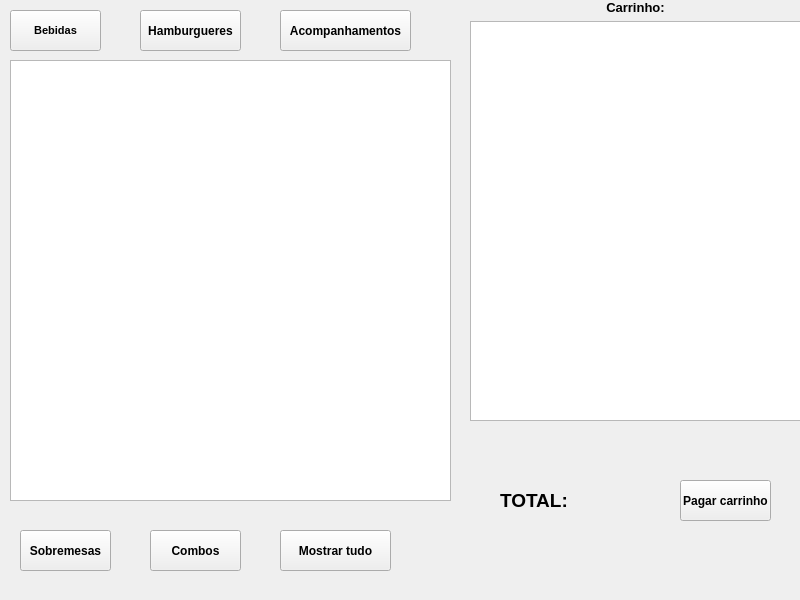
Above: cliente.ui from tiagograveto/restaurante-gerenciamento before the change. Below: the same form after it.
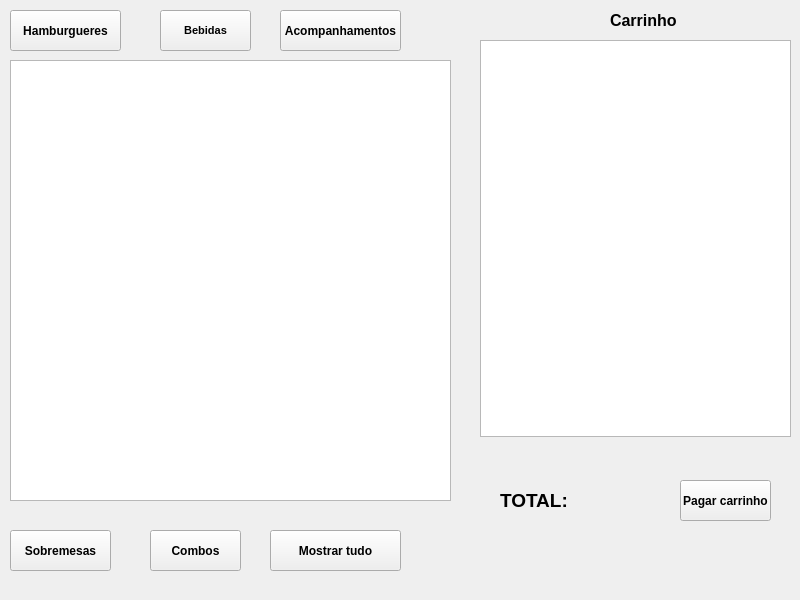
That is the form after the change. The open tabs and pages were chosen to show the change.

Patch:
```diff
--- a/cliente.ui
+++ b/cliente.ui
@@ -63,40 +63,6 @@
     </widget>
    </widget>
    <widget class="QWidget" name="cart">
-    <widget class="QWidget" name="verticalLayoutWidget">
-     <property name="geometry">
-      <rect>
-       <x>470</x>
-       <y>0</y>
-       <width>331</width>
-       <height>421</height>
-      </rect>
-     </property>
-     <layout class="QVBoxLayout" name="verticalLayout">
-      <item>
-       <widget class="QLabel" name="label">
-        <property name="text">
-         <string>&lt;html&gt;&lt;head/&gt;&lt;body&gt;&lt;p align=&quot;center&quot;&gt;&lt;span style=&quot; font-size:10pt; font-weight:600;&quot;&gt;Carrinho:&lt;/span&gt;&lt;/p&gt;&lt;/body&gt;&lt;/html&gt;</string>
-        </property>
-       </widget>
-      </item>
-      <item>
-       <widget class="QListWidget" name="cartList">
-        <property name="font">
-         <font>
-          <pointsize>12</pointsize>
-         </font>
-        </property>
-        <property name="textElideMode">
-         <enum>Qt::ElideNone</enum>
-        </property>
-        <property name="wordWrap">
-         <bool>true</bool>
-        </property>
-       </widget>
-      </item>
-     </layout>
-    </widget>
     <widget class="QPushButton" name="cartButton">
      <property name="geometry">
       <rect>
@@ -163,7 +129,7 @@
     <widget class="QPushButton" name="hamburguers">
      <property name="geometry">
       <rect>
-       <x>10</x>
+       <x>160</x>
        <y>10</y>
        <width>91</width>
        <height>41</height>
@@ -186,9 +152,9 @@
     <widget class="QPushButton" name="sides">
      <property name="geometry">
       <rect>
-       <x>140</x>
+       <x>10</x>
        <y>10</y>
-       <width>101</width>
+       <width>111</width>
        <height>41</height>
       </rect>
      </property>
@@ -204,7 +170,7 @@
       <rect>
        <x>280</x>
        <y>10</y>
-       <width>131</width>
+       <width>121</width>
        <height>41</height>
       </rect>
      </property>
@@ -218,9 +184,9 @@
     <widget class="QPushButton" name="desert">
      <property name="geometry">
       <rect>
-       <x>20</x>
+       <x>10</x>
        <y>530</y>
-       <width>91</width>
+       <width>101</width>
        <height>41</height>
       </rect>
      </property>
@@ -250,9 +216,9 @@
     <widget class="QPushButton" name="desert_3">
      <property name="geometry">
       <rect>
-       <x>280</x>
+       <x>270</x>
        <y>530</y>
-       <width>111</width>
+       <width>131</width>
        <height>41</height>
       </rect>
      </property>
@@ -263,6 +229,53 @@
       <string>Mostrar tudo</string>
      </property>
     </widget>
+    <widget class="QListWidget" name="cartList">
+     <property name="geometry">
+      <rect>
+       <x>480</x>
+       <y>40</y>
+       <width>311</width>
+       <height>397</height>
+      </rect>
+     </property>
+     <property name="font">
+      <font>
+       <pointsize>12</pointsize>
+      </font>
+     </property>
+     <property name="textElideMode">
+      <enum>Qt::ElideNone</enum>
+     </property>
+     <property name="wordWrap">
+      <bool>true</bool>
+     </property>
+    </widget>
+    <widget class="QLabel" name="total_3">
+     <property name="geometry">
+      <rect>
+       <x>610</x>
+       <y>0</y>
+       <width>71</width>
+       <height>41</height>
+      </rect>
+     </property>
+     <property name="font">
+      <font>
+       <pointsize>14</pointsize>
+       <weight>75</weight>
+       <bold>true</bold>
+      </font>
+     </property>
+     <property name="styleSheet">
+      <string notr="true">font-weight: bold</string>
+     </property>
+     <property name="text">
+      <string>&lt;html&gt;&lt;head/&gt;&lt;body&gt;&lt;p&gt;&lt;span style=&quot; font-size:12pt;&quot;&gt;Carrinho&lt;/span&gt;&lt;/p&gt;&lt;/body&gt;&lt;/html&gt;</string>
+     </property>
+     <property name="alignment">
+      <set>Qt::AlignLeading|Qt::AlignLeft|Qt::AlignVCenter</set>
+     </property>
+    </widget>
    </widget>
    <widget class="QWidget" name="payment">
     <widget class="QLabel" name="label_2">
```
Left out of the diff: 82 changed lines with no effect on the pictures.
